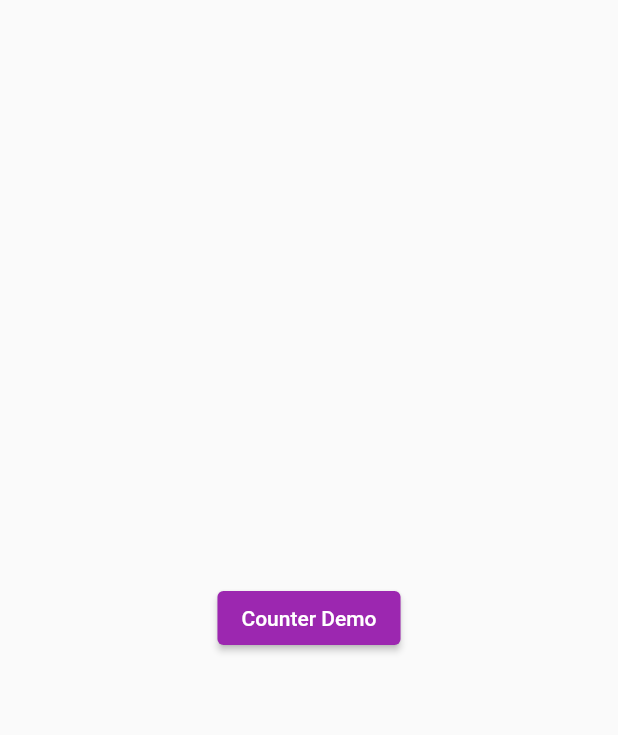
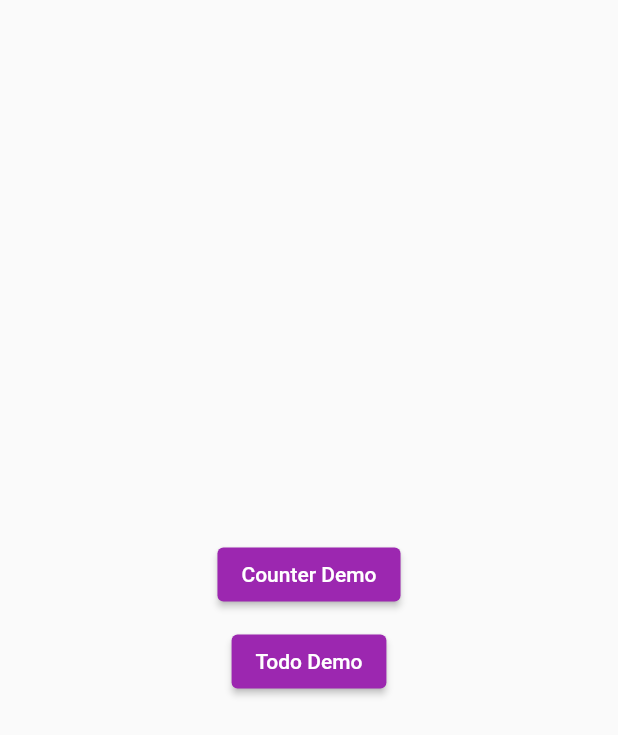
Before and after one commit to rajbahakdanyu/riverpod_cc, a Flutter app: the screen it shows after launch, on a phone screen of 412 x 824 dp. Shown: the top 735 px of the screen. Run offline on Flutter 3.47's test engine with Material 2 defaults, Android fonts, the phone set to English and light mode, and no system bars; our stand-ins replace flutter_riverpod.

Commit message:
Added todo to route

```diff
--- a/lib/main.dart
+++ b/lib/main.dart
@@ -1,5 +1,6 @@
 import 'package:flutter/material.dart';
 import 'package:flutter_riverpod/flutter_riverpod.dart';
+import 'package:riverpod_cc/screens/todo.dart';
 
 import 'screens/counter.dart';
 
@@ -26,6 +27,7 @@
       routes: {
         '/': (context) => const HomeScreen(),
         '/counter': (context) => const CounterScreen(),
+        '/todo': (context) => const TodoScreen(),
       },
     );
   }
@@ -50,6 +52,11 @@
               onPressed: () => Navigator.pushNamed(context, '/counter'),
               child: const Text('Counter Demo'),
             ),
+            const SizedBox(height: 10),
+            ElevatedButton(
+              onPressed: () => Navigator.pushNamed(context, '/todo'),
+              child: const Text('Todo Demo'),
+            ),
           ],
         ),
       ),
```
